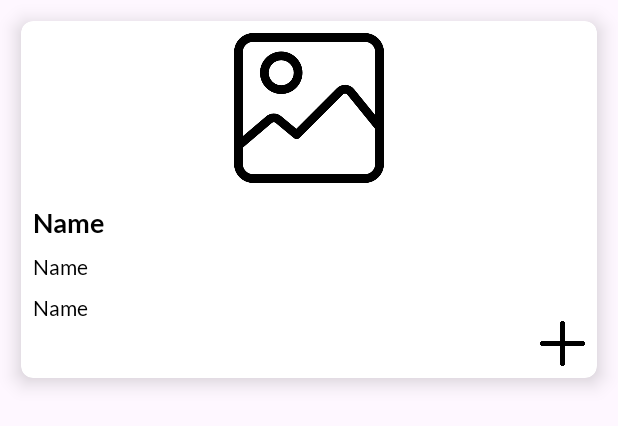
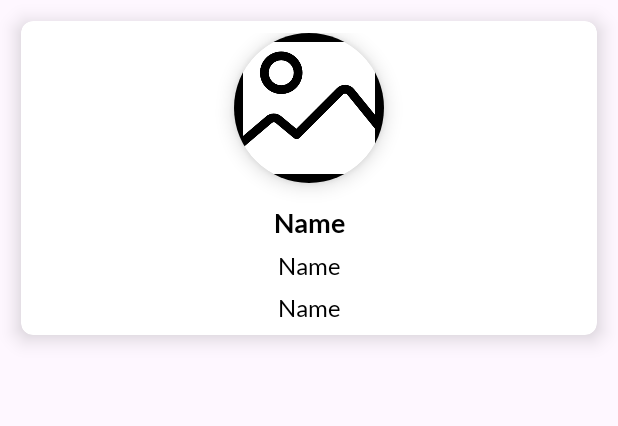
Before and after one commit to dhruv-dhola/LinkTree, an Android app: the layout candidate_collection.xml on its own in the app's theme, with its tools: preview values and no code run, on a phone screen of 412 x 824 dp. Shown: the top 426 px of the screen. Run offline under Robolectric (Android 15) with nearby library versions, the phone set to English and light mode, and no system bars.

Commit message:
Candidate Activity
Add Navigation Code
Add Changes in User data class
Add MyGlideModule to download photos from storage refrence
Design Candidate Activity
Get Candidate data from firebase and bind with adapter

```diff
--- a/app/src/main/res/layout/candidate_collection.xml
+++ b/app/src/main/res/layout/candidate_collection.xml
@@ -13,12 +13,23 @@
         android:orientation="vertical"
         android:layout_margin="8dp">
 
-        <ImageView
-            android:id="@+id/image"
-            android:layout_width="100dp"
-            android:layout_height="100dp"
-            android:layout_gravity="center"
-            android:src="@drawable/placeholder"/>
+
+    <androidx.cardview.widget.CardView
+        android:layout_width="100dp"
+        android:layout_height="100dp"
+        android:layout_gravity="center"
+        app:cardCornerRadius="60dp"
+        app:cardBackgroundColor="@android:color/white"
+        app:cardElevation="8dp">
+
+    <ImageView
+        android:id="@+id/userProfile"
+        android:layout_width="100dp"
+        android:layout_height="100dp"
+        android:layout_gravity="center"
+        android:scaleType="fitCenter"
+        android:src="@drawable/placeholder" />
+    </androidx.cardview.widget.CardView>
 
         <TextView
             android:id="@+id/nameTxt"
@@ -27,6 +38,7 @@
             android:textColor="@color/black"
             android:fontFamily="@font/lato_bold"
             android:textSize="18sp"
+            android:textAlignment="center"
             android:layout_marginTop="15dp"
             android:text="Name"/>
 
@@ -36,27 +48,22 @@
             android:layout_height="wrap_content"
             android:textColor="@color/black"
             android:fontFamily="@font/lato_regular"
-            android:textSize="14sp"
-            android:layout_marginTop="10dp"
+            android:textSize="16sp"
+            android:textAlignment="center"
+            android:layout_marginTop="8dp"
             android:text="Name"/>
 
         <TextView
             android:id="@+id/countryTxt"
+            android:textAlignment="center"
             android:layout_width="match_parent"
             android:layout_height="wrap_content"
             android:textColor="@color/black"
             android:fontFamily="@font/lato_regular"
-            android:textSize="14sp"
-            android:layout_marginTop="10dp"
+            android:textSize="16sp"
+            android:layout_marginTop="8dp"
             android:text="Name"/>
 
-        <ImageView
-            android:layout_width="30dp"
-            android:layout_weight="0"
-            android:layout_height="30dp"
-            android:layout_gravity="right"
-            android:src="@drawable/ic_plus"
-            />
     </LinearLayout>
 
 </androidx.cardview.widget.CardView>
```
Also changed, not shown: app/src/main/java/com/example/project1/CandidateActivity.kt (+55 -0 lines), app/src/main/java/com/example/project1/CandidateAdapter.kt (added, +52 -0 lines), app/src/main/java/com/example/project1/CandidateDetailsActivity.kt (+8 -0 lines), app/src/main/java/com/example/project1/Models/User.kt (+12 -1 lines), app/src/main/java/com/example/project1/MyGlideModule.kt (added, +21 -0 lines), app/src/main/res/drawable/round_image.xml (added, +9 -0 lines), app/src/main/res/layout/activity_candidate.xml (+6 -23 lines).
